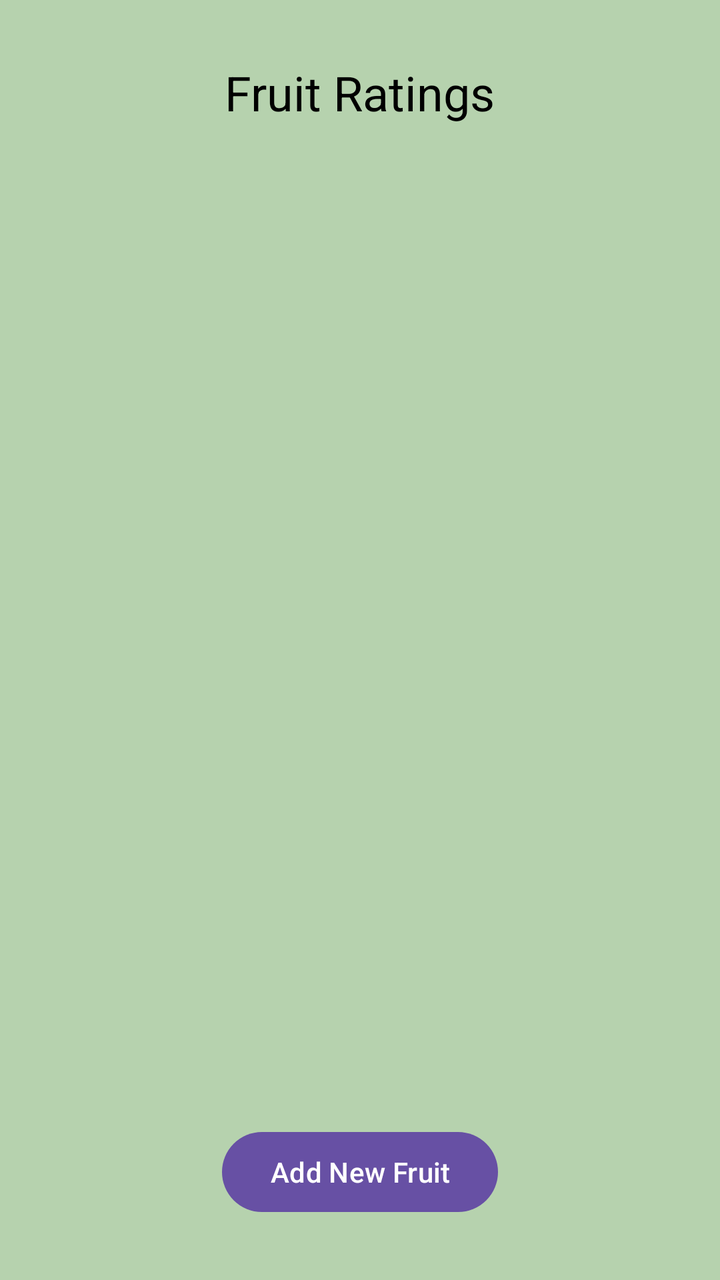
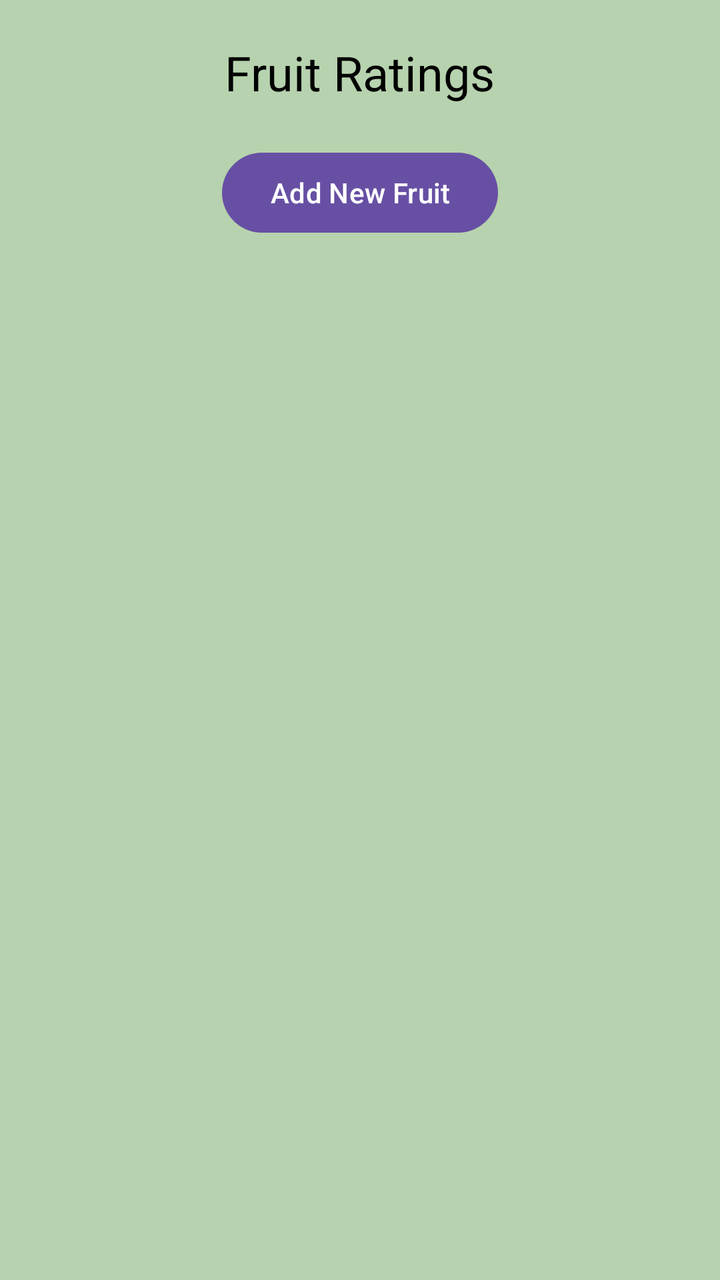

Screens rendered from an Android XML layout before and after an edit, with the pre-edit source and the edit as a unified diff.
<!-- AndroidManifest.xml: application theme Theme.Mobile_Assignment2 -->
<!-- res/layout/activity_exercise1a.xml -->
<?xml version="1.0" encoding="utf-8"?>
<LinearLayout xmlns:android="http://schemas.android.com/apk/res/android"
    xmlns:app="http://schemas.android.com/apk/res-auto"
    xmlns:tools="http://schemas.android.com/tools"
    android:id="@+id/main"
    android:layout_width="match_parent"
    android:layout_height="match_parent"
    tools:context=".task1.Exercise1a"
    android:orientation="vertical"
    android:gravity="center_horizontal"
    android:background="@color/background_green">

    <TextView
        android:layout_width="wrap_content"
        android:layout_height="wrap_content"
        android:text="Fruit Ratings"
        android:layout_marginTop="30sp"
        android:textSize="24sp"
        android:textColor="@color/black"
        />
    <ProgressBar
        android:id="@+id/pbLoadingFruitRV"
        android:layout_width="wrap_content"
        android:layout_height="wrap_content"
        />
    <androidx.recyclerview.widget.RecyclerView
        android:id="@+id/rvFruit"
        android:layout_width="match_parent"
        android:layout_height="wrap_content"
        android:visibility="invisible"
        />
    <Space
        android:layout_width="match_parent"
        android:layout_height="0dp"
        android:layout_weight="1"
        />
    <Button
        android:id="@+id/btnAddNewFruit"
        android:layout_width="wrap_content"
        android:layout_height="wrap_content"
        android:text="Add New Fruit"
        android:layout_marginBottom="30sp"
        />



</LinearLayout>
<!-- resources referenced by this layout -->
<resources>
  <color name="background_green">#B6D2AE</color>
  <color name="black">#FF000000</color>
  <style name="Theme.Mobile_Assignment2" parent="Base.Theme.Mobile_Assignment2" />
  <style name="Base.Theme.Mobile_Assignment2" parent="Theme.Material3.DayNight.NoActionBar">
          
          
      </style>
</resources>

<!-- the commit's change to res/layout/activity_exercise1a.xml (unified diff, before → after) -->
@@ -14,9 +14,16 @@
         android:layout_width="wrap_content"
         android:layout_height="wrap_content"
         android:text="Fruit Ratings"
-        android:layout_marginTop="30sp"
+        android:layout_margin="20sp"
         android:textSize="24sp"
         android:textColor="@color/black"
+        />
+    <Button
+        android:id="@+id/btnAddNewFruit"
+        android:layout_width="wrap_content"
+        android:layout_height="wrap_content"
+        android:text="Add New Fruit"
+        android:layout_marginBottom="16sp"
         />
     <ProgressBar
         android:id="@+id/pbLoadingFruitRV"
@@ -29,18 +36,8 @@
         android:layout_height="wrap_content"
         android:visibility="invisible"
         />
-    <Space
-        android:layout_width="match_parent"
-        android:layout_height="0dp"
-        android:layout_weight="1"
-        />
-    <Button
-        android:id="@+id/btnAddNewFruit"
-        android:layout_width="wrap_content"
-        android:layout_height="wrap_content"
-        android:text="Add New Fruit"
-        android:layout_marginBottom="30sp"
-        />
+
+
 
 
 
